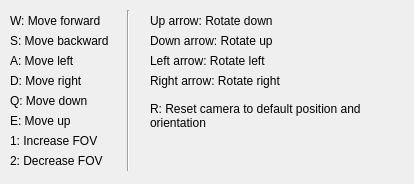
First picture: the form in assignment_package/forms/cameracontrolshelp.ui, repository mialana/mini-minecraft, before the edit.
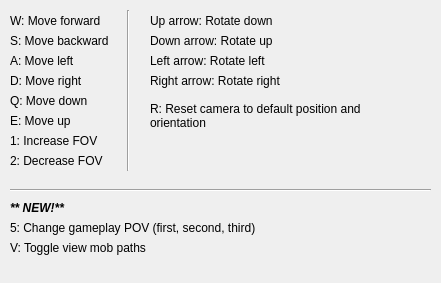
Second picture: the form after the edit.

Commit message: Create mob path arrows for visualization

Patch:
```diff
--- a/assignment_package/forms/cameracontrolshelp.ui
+++ b/assignment_package/forms/cameracontrolshelp.ui
@@ -6,8 +6,8 @@
    <rect>
     <x>0</x>
     <y>0</y>
-    <width>414</width>
-    <height>184</height>
+    <width>441</width>
+    <height>283</height>
    </rect>
   </property>
   <property name="windowTitle">
@@ -237,6 +237,64 @@
     <bool>true</bool>
    </property>
   </widget>
+  <widget class="QLabel" name="label_12">
+   <property name="geometry">
+    <rect>
+     <x>10</x>
+     <y>220</y>
+     <width>291</width>
+     <height>16</height>
+    </rect>
+   </property>
+   <property name="text">
+    <string>5: Change gameplay POV (first, second, third)</string>
+   </property>
+  </widget>
+  <widget class="QLabel" name="label_15">
+   <property name="geometry">
+    <rect>
+     <x>10</x>
+     <y>240</y>
+     <width>171</width>
+     <height>16</height>
+    </rect>
+   </property>
+   <property name="text">
+    <string>V: Toggle view mob paths</string>
+   </property>
+  </widget>
+  <widget class="Line" name="line_2">
+   <property name="geometry">
+    <rect>
+     <x>10</x>
+     <y>180</y>
+     <width>421</width>
+     <height>20</height>
+    </rect>
+   </property>
+   <property name="orientation">
+    <enum>Qt::Orientation::Horizontal</enum>
+   </property>
+  </widget>
+  <widget class="QLabel" name="label_16">
+   <property name="geometry">
+    <rect>
+     <x>10</x>
+     <y>200</y>
+     <width>91</width>
+     <height>16</height>
+    </rect>
+   </property>
+   <property name="font">
+    <font>
+     <italic>true</italic>
+     <bold>true</bold>
+    </font>
+   </property>
+   <property name="text">
+    <string>** NEW!**</string>
+   </property>
+  </widget>
  </widget>
  <resources/>
  <connections/>
```
Left out of the diff: 28 changed lines with no effect on the pictures. The commit also changes 15 other files.
